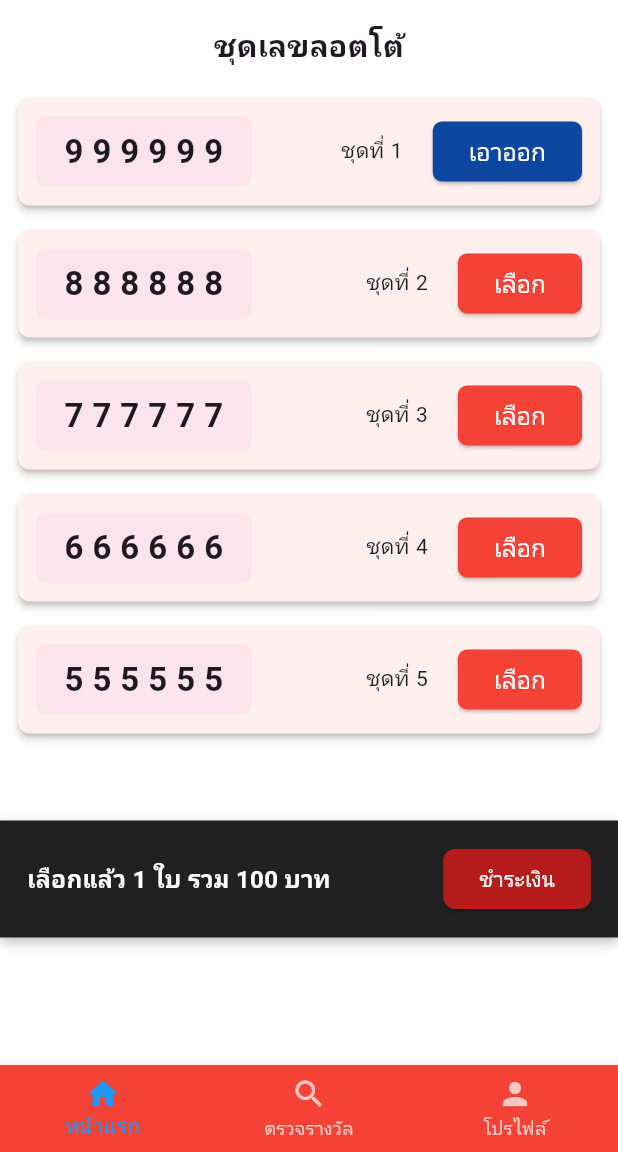
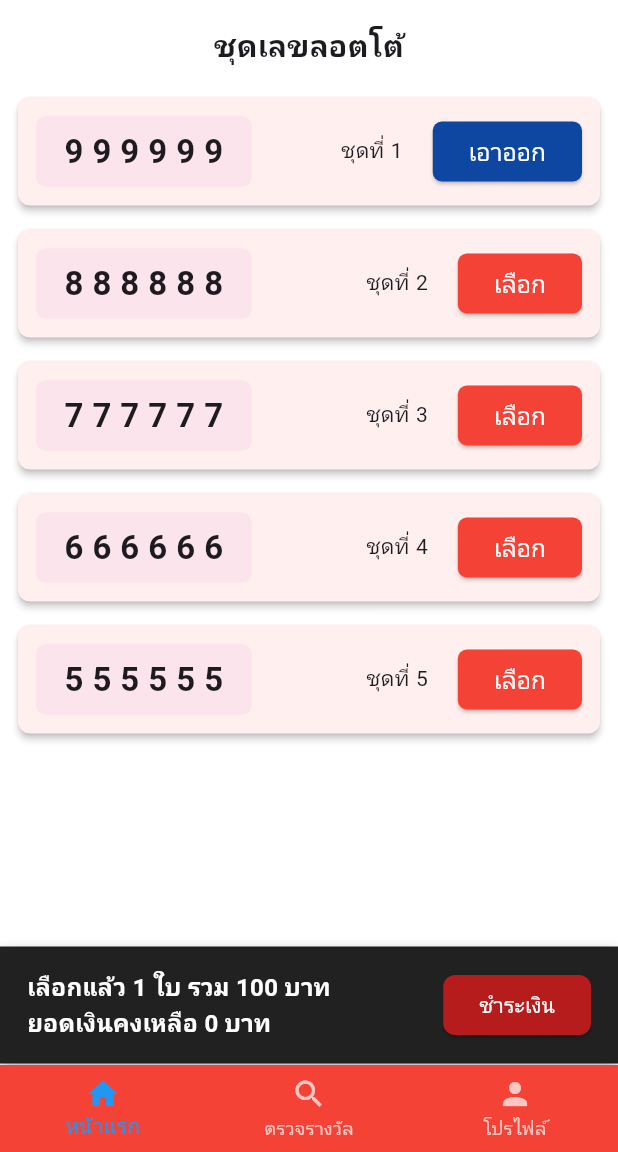
Before and after one commit to EmperorFiw/Lotto2025, a Flutter app: the DashboardPage screen opened directly, after a tap on "เลือก", on a phone screen of 412 x 824 dp, the part 84-1236 px from its top. Run offline on Flutter 3.47's test engine with Material 3 defaults, Android fonts, the phone set to English and light mode, and no system bars; our stand-ins replace google_fonts, jwt_decoder, shared_preferences; accounts and stored records are empty; network calls fail; Roboto replaces fonts that are missing (Kanit).

Commit message:
last_dashboard_versions

```diff
--- a/FrontEnd/lib/pages/dashboard.dart
+++ b/FrontEnd/lib/pages/dashboard.dart
@@ -1,5 +1,6 @@
 import 'package:flutter/material.dart';
-
+import 'package:Lotto2025/model/user/user_state.dart';
+// import 'package:Lotto2025/model/user/user_model.dart';
 import 'check_prize.dart';
 import 'profile.dart'; // import หน้าโปรไฟล์
 
@@ -37,9 +38,12 @@ class _DashboardPageState extends State<DashboardPage> {
     int selectedCount = selected.where((e) => e).length;
     int totalPrice = selectedCount * 100;
 
+    final user = UserState().currentUser;
+    int wallet = user?.money.toInt() ?? 0; // เมื่อค่าเป็น null = 0
+
     // รวมหน้าทั้งหมด
     final List<Widget> _pages = [
-      _buildHomePage(selectedCount, totalPrice),
+      _buildHomePage(selectedCount, totalPrice, wallet),
       CheckPrize(),
       const ProfilePage(),
     ];
@@ -58,15 +62,9 @@ class _DashboardPageState extends State<DashboardPage> {
             ),
           ),
         ),
-        actions: [
-          IconButton(icon: const Icon(Icons.menu), onPressed: () {}),
-        ],
+        actions: [IconButton(icon: const Icon(Icons.menu), onPressed: () {})],
       ),
-      body: Stack(
-        children: [
-          _pages[_currentIndex],
-        ],
-      ),
+      body: Stack(children: [_pages[_currentIndex]]),
       bottomNavigationBar: BottomNavigationBar(
         currentIndex: _currentIndex,
         backgroundColor: Colors.red,
@@ -79,7 +77,10 @@ class _DashboardPageState extends State<DashboardPage> {
         },
         items: const [
           BottomNavigationBarItem(icon: Icon(Icons.home), label: "หน้าแรก"),
-          BottomNavigationBarItem(icon: Icon(Icons.search), label: "ตรวจรางวัล"),
+          BottomNavigationBarItem(
+            icon: Icon(Icons.search),
+            label: "ตรวจรางวัล",
+          ),
           BottomNavigationBarItem(icon: Icon(Icons.person), label: "โปรไฟล์"),
         ],
       ),
@@ -87,15 +88,17 @@ class _DashboardPageState extends State<DashboardPage> {
   }
 
   // หน้าแรก: เลือกเลขลอตโต้
-  Widget _buildHomePage(int selectedCount, int totalPrice) {
+  Widget _buildHomePage(int selectedCount, int totalPrice, int wallet) {
     return Stack(
       children: [
         Column(
           crossAxisAlignment: CrossAxisAlignment.center,
           children: [
             const SizedBox(height: 16),
-            const Text("ชุดเลขลอตโต้",
-                style: TextStyle(fontSize: 20, fontWeight: FontWeight.bold)),
+            const Text(
+              "ชุดเลขลอตโต้",
+              style: TextStyle(fontSize: 20, fontWeight: FontWeight.bold),
+            ),
             const SizedBox(height: 12),
             Expanded(
               child: ListView.builder(
@@ -103,7 +106,9 @@ class _DashboardPageState extends State<DashboardPage> {
                 itemCount: numbers.length,
                 itemBuilder: (context, index) {
                   return Card(
-                    shape: RoundedRectangleBorder(borderRadius: BorderRadius.circular(8)),
+                    shape: RoundedRectangleBorder(
+                      borderRadius: BorderRadius.circular(8),
+                    ),
                     elevation: 2,
                     margin: const EdgeInsets.symmetric(vertical: 8),
                     child: Padding(
@@ -112,7 +117,10 @@ class _DashboardPageState extends State<DashboardPage> {
                         mainAxisAlignment: MainAxisAlignment.spaceBetween,
                         children: [
                           Container(
-                            padding: const EdgeInsets.symmetric(horizontal: 16, vertical: 8),
+                            padding: const EdgeInsets.symmetric(
+                              horizontal: 16,
+                              vertical: 8,
+                            ),
                             decoration: BoxDecoration(
                               color: Colors.pink.shade50,
                               borderRadius: BorderRadius.circular(6),
@@ -120,7 +128,10 @@ class _DashboardPageState extends State<DashboardPage> {
                             child: Text(
                               numbers[index],
                               style: const TextStyle(
-                                  fontSize: 22, letterSpacing: 6, fontWeight: FontWeight.bold),
+                                fontSize: 22,
+                                letterSpacing: 6,
+                                fontWeight: FontWeight.bold,
+                              ),
                             ),
                           ),
                           Row(
@@ -129,8 +140,9 @@ class _DashboardPageState extends State<DashboardPage> {
                               const SizedBox(width: 20),
                               ElevatedButton(
                                 style: ElevatedButton.styleFrom(
-                                  backgroundColor:
-                                      selected[index] ? Colors.blue.shade900 : Colors.red,
+                                  backgroundColor: selected[index]
+                                      ? Colors.blue.shade900
+                                      : Colors.red,
                                   shape: RoundedRectangleBorder(
                                     borderRadius: BorderRadius.circular(6),
                                   ),
@@ -142,7 +154,10 @@ class _DashboardPageState extends State<DashboardPage> {
                                 },
                                 child: Text(
                                   selected[index] ? "เอาออก" : "เลือก",
-                                  style: const TextStyle(color: Colors.white, fontSize: 16),
+                                  style: const TextStyle(
+                                    color: Colors.white,
+                                    fontSize: 16,
+                                  ),
                                 ),
                               ),
                             ],
@@ -161,20 +176,25 @@ class _DashboardPageState extends State<DashboardPage> {
           Positioned(
             left: 0,
             right: 0,
-            bottom: 85,
+            bottom: 1,
             child: Container(
               padding: const EdgeInsets.symmetric(vertical: 15, horizontal: 18),
               decoration: BoxDecoration(
                 color: Colors.grey.shade900,
                 boxShadow: const [
-                  BoxShadow(color: Colors.black26, blurRadius: 6, offset: Offset(0, 3)),
+                  BoxShadow(
+                    color: Colors.black26,
+                    blurRadius: 6,
+                    offset: Offset(0, 3),
+                  ),
                 ],
               ),
               child: Row(
                 mainAxisAlignment: MainAxisAlignment.spaceBetween,
                 children: [
                   Text(
-                    "เลือกแล้ว $selectedCount ใบ รวม $totalPrice บาท",
+                    "เลือกแล้ว $selectedCount ใบ รวม $totalPrice บาท\n"
+                    "ยอดเงินคงเหลือ $wallet บาท",
                     style: const TextStyle(
                       fontSize: 16,
                       fontWeight: FontWeight.bold,
@@ -186,21 +206,44 @@ class _DashboardPageState extends State<DashboardPage> {
                     style: ElevatedButton.styleFrom(
                       backgroundColor: Colors.red.shade900,
                       foregroundColor: Colors.white,
-                      shape: RoundedRectangleBorder(borderRadius: BorderRadius.circular(8)),
+                      shape: RoundedRectangleBorder(
+                        borderRadius: BorderRadius.circular(8),
+                      ),
                     ),
                     onPressed: () {
                       showDialog(
                         context: context,
                         builder: (_) => AlertDialog(
                           title: const Text("ยืนยันการชำระเงิน"),
-                          content: Text("คุณเลือก $selectedCount ใบ รวม $totalPrice บาท"),
+                          content: Text(
+                            "คุณเลือก $selectedCount ใบ รวม $totalPrice บาท\n"
+                            "ยอดเงินคงเหลือ $wallet บาท",
+                            style: const TextStyle(
+                              fontSize: 16,
+                              fontWeight: FontWeight.bold,
+                            ),
+                          ),
                           actions: [
-                            TextButton(
-                              child: const Text("ยกเลิก"),
+                            ElevatedButton(
+                              child: const Text(
+                                "ยกเลิก",
+                                style: const TextStyle(
+                                  fontSize: 16,
+                                  fontWeight: FontWeight.bold,
+                                  color: Colors.red,
+                                ),
+                              ),
                               onPressed: () => Navigator.pop(context),
                             ),
                             ElevatedButton(
-                              child: const Text("ชำระเงิน"),
+                              child: const Text(
+                                "ชำระเงิน",
+                                style: const TextStyle(
+                                  fontSize: 16,
+                                  fontWeight: FontWeight.bold,
+                                  color: Colors.green,
+                                ),
+                              ),
                               onPressed: () {
                                 Navigator.pop(context);
                                 // ไปหน้าชำระเงินต่อได้ที่นี่
--- /dev/null
+++ b/lib/pages/dashboard.dart
@@ -0,0 +1,232 @@
+// import 'dart:math';
+
+import 'package:flutter/material.dart';
+
+class DashboardPage extends StatefulWidget {
+  const DashboardPage({super.key});
+  @override
+  State<DashboardPage> createState() => _DashboardPageState();
+}
+
+class _DashboardPageState extends State<DashboardPage> {
+  // จำลองตัวเลข
+  final numbers = ["999999", "999999", "999999", "999999", "999999"];
+  // สถานะเมื่อชุดตัวเลขถูกกด
+  final List<bool> selected = [false, false, false, false, false];
+
+  @override
+  Widget build(BuildContext context) {
+    int selectedCount = selected.where((e) => e).length; //จำนวนถูกเลือกทั้งหมด
+    int totalPrice = selectedCount * 100; //ราคารวม
+
+    return Stack(
+      children: [
+        Scaffold(
+          appBar: AppBar(
+            backgroundColor: Colors.red,
+            title: const Text("LOTTO 2025"),
+            leading: Padding(
+              padding: const EdgeInsets.all(8.0),
+              child: ClipOval(
+                child: SizedBox(
+                  width: 40,
+                  height: 40,
+                  child: Image.asset(
+                    'assets/images/logo.png',
+                    fit: BoxFit.cover,
+                  ),
+                ),
+              ),
+            ),
+            actions: [
+              IconButton(icon: const Icon(Icons.menu), onPressed: () {}),
+            ],
+          ),
+          body: Column(
+            crossAxisAlignment: CrossAxisAlignment.center,
+            children: [
+              const SizedBox(height: 16),
+              const Text(
+                "ชุดเลขลอตโต้",
+                style: TextStyle(fontSize: 20, fontWeight: FontWeight.bold),
+              ),
+              const SizedBox(height: 12),
+              Expanded(
+                child: ListView.builder(
+                  padding: const EdgeInsets.symmetric(horizontal: 12),
+                  itemCount: numbers.length,
+                  itemBuilder: (context, index) {
+                    return Card(
+                      shape: RoundedRectangleBorder(
+                        borderRadius: BorderRadius.circular(8),
+                      ),
+                      elevation: 2,
+                      margin: const EdgeInsets.symmetric(vertical: 8),
+                      child: Padding(
+                        padding: const EdgeInsets.all(12),
+                        child: Column(
+                          crossAxisAlignment: CrossAxisAlignment.start,
+                          children: [
+                            Row(
+                              mainAxisAlignment: MainAxisAlignment.spaceBetween,
+                              children: [
+                                Container(
+                                  padding: const EdgeInsets.symmetric(
+                                    horizontal: 16,
+                                    vertical: 8,
+                                  ),
+                                  decoration: BoxDecoration(
+                                    color: Colors.pink.shade50,
+                                    borderRadius: BorderRadius.circular(6),
+                                  ),
+                                  child: Text(
+                                    numbers[index],
+                                    style: const TextStyle(
+                                      fontSize: 22,
+                                      letterSpacing: 6,
+                                      fontWeight: FontWeight.bold,
+                                    ),
+                                  ),
+                                ),
+                                Row(
+                                  children: [
+                                    Text("ชุดที่ ${index + 1}"),
+                                    const SizedBox(width: 50),
+                                    ElevatedButton(
+                                      style: ElevatedButton.styleFrom(
+                                        backgroundColor: selected[index]
+                                            ? Colors.blue.shade900
+                                            : Colors.red,
+                                        shape: RoundedRectangleBorder(
+                                          borderRadius: BorderRadius.circular(
+                                            6,
+                                          ),
+                                        ),
+                                      ),
+                                      onPressed: () {
+                                        setState(() {
+                                          selected[index] = !selected[index];
+                                        });
+                                      },
+                                      child: Text(
+                                        selected[index] ? "เอาออก" : "เลือก",
+                                        style: const TextStyle(
+                                          color: Colors.white,
+                                          fontSize: 16,
+                                        ),
+                                      ),
+                                    ),
+                                  ],
+                                ),
+                              ],
+                            ),
+                            const SizedBox(height: 8),
+                            Padding(
+                              padding: const EdgeInsets.only(left: 8.0),
+                              child: Text(
+                                "ใบละ 100 บาท",
+                                style: TextStyle(
+                                  color: Colors.grey.shade700,
+                                  fontSize: 14,
+                                ),
+                              ),
+                            ),
+                          ],
+                        ),
+                      ),
+                    );
+                  },
+                ),
+              ),
+            ],
+          ),
+          bottomNavigationBar: BottomNavigationBar(
+            backgroundColor: Colors.red,
+            selectedItemColor: Colors.blue,
+            unselectedItemColor: Colors.white70,
+            items: const [
+              BottomNavigationBarItem(icon: Icon(Icons.home), label: "หน้าแรก"),
+              BottomNavigationBarItem(
+                icon: Icon(Icons.card_giftcard),
+                label: "ตรวจรางวัล",
+              ),
+              BottomNavigationBarItem(
+                icon: Icon(Icons.person),
+                label: "โปรไฟล์",
+              ),
+            ],
+          ),
+        ),
+
+        // Popup แสดงสรุปการเลือก
+        if (selectedCount > 0)
+          Positioned(
+            left: 0,
+            right: 0,
+            bottom: 85, // อยู่เหนือ BottomNavigationBar
+            child: Container(
+              padding: const EdgeInsets.symmetric(vertical: 15, horizontal: 18),
+              decoration: BoxDecoration(
+                color: Colors.grey.shade900,
+                boxShadow: [
+                  BoxShadow(
+                    color: Colors.black26,
+                    blurRadius: 6,
+                    offset: Offset(0, 3),
+                  ),
+                ],
+              ),
+              child: Row(
+                mainAxisAlignment: MainAxisAlignment.spaceBetween,
+                children: [
+                  Text(
+                    "เลือกแล้ว $selectedCount ใบ รวม $totalPrice บาท",
+                    style: const TextStyle(
+                      fontSize: 16,
+                      fontWeight: FontWeight.bold,
+                      color: Colors.white,
+                      decoration: TextDecoration.none,
+                    ),
+                  ),
+                  ElevatedButton(
+                    style: ElevatedButton.styleFrom(
+                      backgroundColor: Colors.red.shade900,
+                      foregroundColor: Colors.white,
+                      shape: RoundedRectangleBorder(
+                        borderRadius: BorderRadius.circular(8),
+                      ),
+                    ),
+                    onPressed: () {
+                      showDialog(
+                        context: context,
+                        builder: (_) => AlertDialog(
+                          title: const Text("ยืนยันการชำระเงิน"),
+                          content: Text(
+                            "คุณเลือก $selectedCount ใบ รวม $totalPrice บาท",
+                          ),
+                          actions: [
+                            TextButton(
+                              child: const Text("ยกเลิก"),
+                              onPressed: () => Navigator.pop(context),
+                            ),
+                            ElevatedButton(
+                              child: const Text("ชำระเงิน"),
+                              onPressed: () {
+                                Navigator.pop(context);
+                                // ทำต่อได้ เช่น ไปหน้าชำระเงินจริง
+                              },
+                            ),
+                          ],
+                        ),
+                      );
+                    },
+                    child: const Text("ชำระเงิน"),
+                  ),
+                ],
+              ),
+            ),
+          ),
+      ],
+    );
+  }
+}
```
